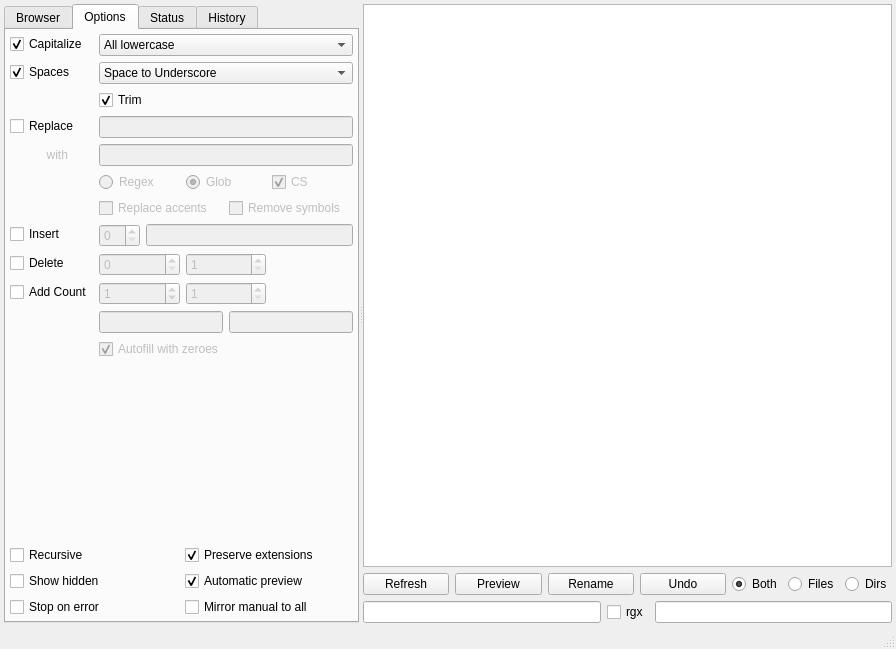
Above: gui/filebrowser/demimove.ui from gmdfalk/60-days-of-python before the change. Below: the same form after it.
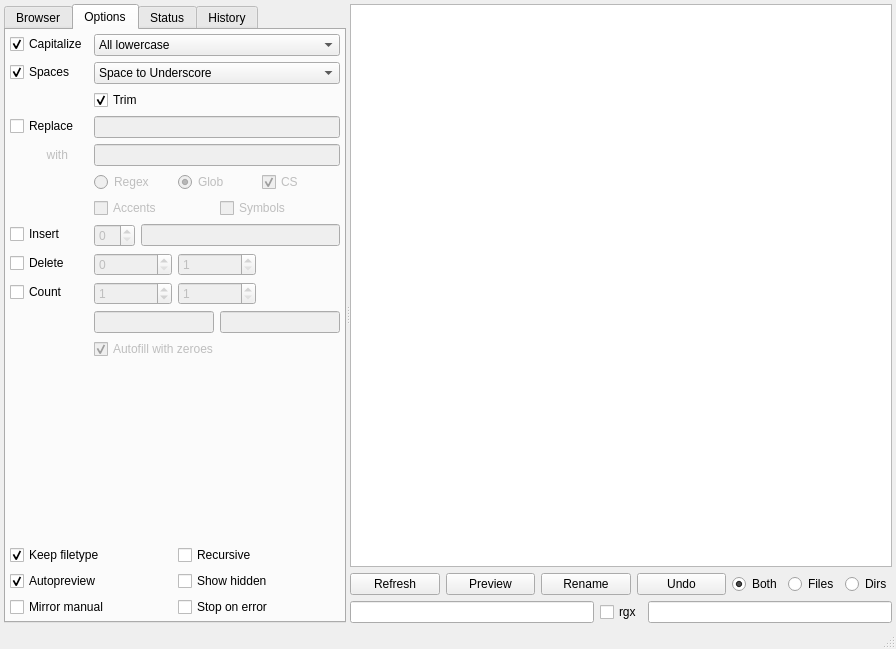
That is the form after the change.

Commit message: option tab mostly done?

What changed in the file:
```diff
--- a/gui/filebrowser/demimove.ui
+++ b/gui/filebrowser/demimove.ui
@@ -251,6 +251,36 @@
                </item>
               </layout>
              </item>
+             <item row="6" column="1">
+              <layout class="QGridLayout" name="removelayout">
+               <item row="0" column="1">
+                <widget class="QCheckBox" name="replacesymbolcheck">
+                 <property name="enabled">
+                  <bool>false</bool>
+                 </property>
+                 <property name="toolTip">
+                  <string>&lt;html&gt;&lt;head/&gt;&lt;body&gt;&lt;p&gt;&lt;span style=&quot; font-weight:600;&quot;&gt;Remove Symbols&lt;/span&gt;&lt;/p&gt;&lt;p&gt;This will only allow ASCII-letters plus common ASCII-symbols like +_-...&lt;/p&gt;&lt;/body&gt;&lt;/html&gt;</string>
+                 </property>
+                 <property name="text">
+                  <string>Symbols</string>
+                 </property>
+                </widget>
+               </item>
+               <item row="0" column="0">
+                <widget class="QCheckBox" name="replaceaccentcheck">
+                 <property name="enabled">
+                  <bool>false</bool>
+                 </property>
+                 <property name="toolTip">
+                  <string>&lt;html&gt;&lt;head/&gt;&lt;body&gt;&lt;p&gt;&lt;span style=&quot; font-weight:600;&quot;&gt;Remove Accents&lt;/span&gt;&lt;/p&gt;&lt;p&gt;This will replace e.g. &amp;quot;čáñů&amp;quot; with &amp;quot;canu&amp;quot;.&lt;/p&gt;&lt;/body&gt;&lt;/html&gt;</string>
+                 </property>
+                 <property name="text">
+                  <string>Accents</string>
+                 </property>
+                </widget>
+               </item>
+              </layout>
+             </item>
              <item row="8" column="0">
               <widget class="QCheckBox" name="insertcheck">
                <property name="text">
@@ -332,7 +362,7 @@
              <item row="10" column="0">
               <widget class="QCheckBox" name="countcheck">
                <property name="text">
-                <string>Add Count</string>
+                <string>Count</string>
                </property>
               </widget>
              </item>
@@ -428,76 +458,46 @@
                </property>
               </widget>
              </item>
-             <item row="6" column="1">
-              <layout class="QGridLayout" name="removelayout">
-               <item row="0" column="1">
-                <widget class="QCheckBox" name="replacesymbolcheck">
-                 <property name="enabled">
-                  <bool>false</bool>
-                 </property>
-                 <property name="toolTip">
-                  <string>&lt;html&gt;&lt;head/&gt;&lt;body&gt;&lt;p&gt;&lt;span style=&quot; font-weight:600;&quot;&gt;Remove Symbols&lt;/span&gt;&lt;/p&gt;&lt;p&gt;This will only allow ASCII-letters plus common ASCII-symbols like +_-...&lt;/p&gt;&lt;/body&gt;&lt;/html&gt;</string>
-                 </property>
-                 <property name="text">
-                  <string>Remove symbols</string>
-                 </property>
-                </widget>
-               </item>
-               <item row="0" column="0">
-                <widget class="QCheckBox" name="replaceaccentcheck">
-                 <property name="enabled">
-                  <bool>false</bool>
-                 </property>
-                 <property name="toolTip">
-                  <string>&lt;html&gt;&lt;head/&gt;&lt;body&gt;&lt;p&gt;&lt;span style=&quot; font-weight:600;&quot;&gt;Remove Accents&lt;/span&gt;&lt;/p&gt;&lt;p&gt;This will replace e.g. &amp;quot;čáñů&amp;quot; with &amp;quot;canu&amp;quot;.&lt;/p&gt;&lt;/body&gt;&lt;/html&gt;</string>
-                 </property>
-                 <property name="text">
-                  <string>Replace accents</string>
-                 </property>
-                </widget>
-               </item>
-              </layout>
-             </item>
             </layout>
            </item>
           </layout>
          </item>
          <item>
-          <layout class="QGridLayout" name="optiongrid" rowstretch="0,0,0,0" columnstretch="0,0">
-           <item row="3" column="1">
-            <widget class="QCheckBox" name="mirrorcheck">
+          <layout class="QGridLayout" name="optiongrid" rowstretch="0,0,0" columnstretch="0,0">
+           <item row="0" column="0">
+            <widget class="QCheckBox" name="extensioncheck">
              <property name="toolTip">
               <string>&lt;html&gt;&lt;head/&gt;&lt;body&gt;&lt;p&gt;&lt;span style=&quot; font-weight:600;&quot;&gt;Mirror Manual Changes&lt;/span&gt;&lt;/p&gt;&lt;p&gt;When you manually change a file, MassRenamer will try to replace the same pattern in all files and/or directories.&lt;/p&gt;&lt;/body&gt;&lt;/html&gt;</string>
              </property>
              <property name="text">
-              <string>Mirror manual to all</string>
+              <string>Keep filetype</string>
              </property>
+             <property name="checked">
+              <bool>true</bool>
+             </property>
             </widget>
            </item>
-           <item row="2" column="1">
+           <item row="0" column="1">
+            <widget class="QCheckBox" name="recursivecheck">
+             <property name="text">
+              <string>Recursive</string>
+             </property>
+            </widget>
+           </item>
+           <item row="1" column="0">
             <widget class="QCheckBox" name="previewcheck">
              <property name="toolTip">
               <string>&lt;html&gt;&lt;head/&gt;&lt;body&gt;&lt;p&gt;&lt;span style=&quot; font-weight:600;&quot;&gt;Automatic Preview&lt;/span&gt;&lt;/p&gt;&lt;p&gt;Will automatically update the filename previews whenever an option is changed.&lt;/p&gt;&lt;/body&gt;&lt;/html&gt;</string>
              </property>
              <property name="text">
-              <string>Automatic preview</string>
+              <string>Autopreview</string>
              </property>
              <property name="checked">
               <bool>true</bool>
              </property>
             </widget>
            </item>
-           <item row="3" column="0">
-            <widget class="QCheckBox" name="stopcheck">
-             <property name="toolTip">
-              <string>&lt;html&gt;&lt;head/&gt;&lt;body&gt;&lt;p&gt;&lt;span style=&quot; font-weight:600;&quot;&gt;Stop On Error&lt;/span&gt;&lt;/p&gt;&lt;p&gt;Halt the renaming process if an error occurs (e.g. a file cannot be renamed due to invalid characters).&lt;/p&gt;&lt;/body&gt;&lt;/html&gt;</string>
-             </property>
-             <property name="text">
-              <string>Stop on error</string>
-             </property>
-            </widget>
-           </item>
-           <item row="2" column="0">
+           <item row="1" column="1">
             <widget class="QCheckBox" name="hiddencheck">
              <property name="toolTip">
               <string>&lt;html&gt;&lt;head/&gt;&lt;body&gt;&lt;p&gt;&lt;span style=&quot; font-weight:600;&quot;&gt;Show Hidden&lt;/span&gt;&lt;/p&gt;&lt;p&gt;Show (and therefore edit) hidden files and directories, too.&lt;/p&gt;&lt;/body&gt;&lt;/html&gt;</string>
@@ -507,37 +507,26 @@
              </property>
             </widget>
            </item>
-           <item row="1" column="0">
-            <widget class="QCheckBox" name="recursivecheck">
+           <item row="2" column="0">
+            <widget class="QCheckBox" name="mirrorcheck">
+             <property name="toolTip">
+              <string>&lt;html&gt;&lt;head/&gt;&lt;body&gt;&lt;p&gt;&lt;span style=&quot; font-weight:600;&quot;&gt;Mirror Manual Changes&lt;/span&gt;&lt;/p&gt;&lt;p&gt;When you manually change a file, MassRenamer will try to replace the same pattern in all files and/or directories.&lt;/p&gt;&lt;/body&gt;&lt;/html&gt;</string>
+             </property>
              <property name="text">
-              <string>Recursive</string>
+              <string>Mirror manual</string>
              </property>
             </widget>
            </item>
-           <item row="1" column="1">
-            <widget class="QCheckBox" name="extensioncheck">
+           <item row="2" column="1">
+            <widget class="QCheckBox" name="stopcheck">
              <property name="toolTip">
               <string>&lt;html&gt;&lt;head/&gt;&lt;body&gt;&lt;p&gt;&lt;span style=&quot; font-weight:600;&quot;&gt;Preserve Extensions&lt;/span&gt;&lt;/p&gt;&lt;p&gt;Only the edit the basename of the file. Leave the extension untouched.&lt;/p&gt;&lt;/body&gt;&lt;/html&gt;</string>
              </property>
              <property name="text">
-              <string>Preserve extensions</string>
+              <string>Stop on error</string>
              </property>
-             <property name="checked">
-              <bool>true</bool>
-             </property>
             </widget>
            </item>
-           <item row="0" column="1">
-            <layout class="QHBoxLayout" name="optionemptylayout">
-             <item>
-              <widget class="QLabel" name="placeholderlabel">
-               <property name="text">
-                <string/>
-               </property>
-              </widget>
-             </item>
-            </layout>
-           </item>
           </layout>
          </item>
         </layout>
```
Left out of the diff: 10 changed lines with no effect on the pictures.
